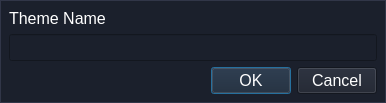
Before: the Qt Designer form builder/uis/app_builder_save_theme.ui in ufopilot/QT-App-Builder, drawn with Qt 5.
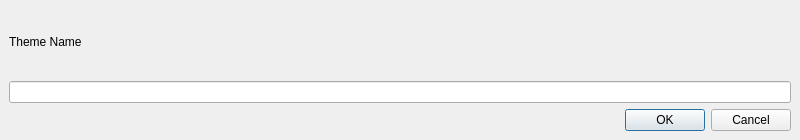
After: the same form once the commit is applied.

What changed in the file:
```diff
--- a/builder/uis/app_builder_save_theme.ui
+++ b/builder/uis/app_builder_save_theme.ui
@@ -6,39 +6,14 @@
    <rect>
     <x>0</x>
     <y>0</y>
-    <width>386</width>
-    <height>96</height>
+    <width>800</width>
+    <height>140</height>
    </rect>
   </property>
   <property name="windowTitle">
    <string>MainWindow</string>
   </property>
-  <widget class="QWidget" name="centralwidget">
-   <property name="styleSheet">
-    <string notr="true">
-*{
-	background: #1b202c;
-	color: #fff;
-	font-size: 16px;
-}
- 
-
-#centralwidget{
-	border: 1px  solid  rgb(49, 54, 72);
-}
-
-
-
-QFrame{ 
-    border: 0px solid;
-}
-
-QLabel{
-	min-width: 100px;
-}
-
-</string>
-   </property>
+  <widget class="QWidget" name="ThemeSaver">
    <layout class="QVBoxLayout" name="verticalLayout">
     <item>
      <widget class="QLabel" name="label">
```
